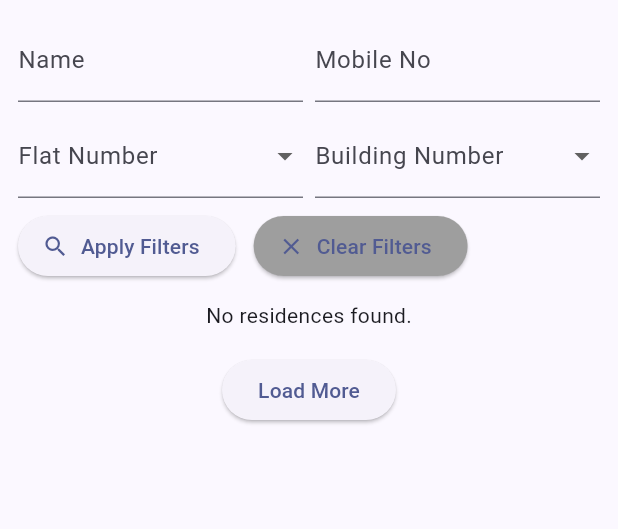
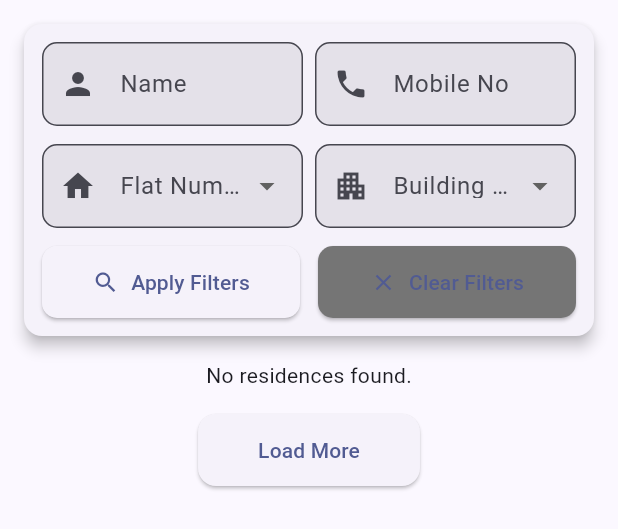
Before and after one commit to chagulu/ananta_flutter_app, a Flutter app: the ResidenceListPage widget shown alone on an empty page, opened directly, on a phone screen of 412 x 824 dp. Shown: the top 529 px of the screen. Run offline on Flutter 3.47's test engine with Material 3 defaults, Android fonts, the phone set to English and light mode, and no system bars; our stand-ins replace dio, flutter_secure_storage, qr_flutter; accounts and stored records are empty; network calls fail.

```diff
--- a/lib/screens/residence_list_page.dart
+++ b/lib/screens/residence_list_page.dart
@@ -1,7 +1,6 @@
 import 'dart:async';
 import 'package:flutter/material.dart';
 import 'package:dio/dio.dart';
-import '../config.dart';
 import 'home_shell.dart'; // api and baseUrl
 
 class ResidenceListPage extends StatefulWidget {
@@ -74,25 +73,22 @@ class _ResidenceListPageState extends State<ResidenceListPage> {
             const SnackBar(content: Text('Both Flat and Building must be selected together')),
           );
         }
-        if (mounted) setState(() => _loading = false); // ensure loading is cleared
+        if (mounted) setState(() => _loading = false);
         return;
       }
 
-      // Build query map without nulls/empties
       final qp = <String, dynamic>{
         'page': _page,
         'size': _size,
       };
-      final name = _nameController.text.trim();
-      final mobile = _mobileController.text.trim();
-      if (name.isNotEmpty) qp['name'] = name;
-      if (mobile.isNotEmpty) qp['mobileNo'] = mobile;
-      if (_selectedFlat != null && _selectedFlat!.isNotEmpty) {
-        qp['flatNumber'] = _selectedFlat!;
+      if (_nameController.text.trim().isNotEmpty) {
+        qp['name'] = _nameController.text.trim();
       }
-      if (_selectedBuilding != null && _selectedBuilding!.isNotEmpty) {
-        qp['buildingNumber'] = _selectedBuilding!;
+      if (_mobileController.text.trim().isNotEmpty) {
+        qp['mobileNo'] = _mobileController.text.trim();
       }
+      if (_selectedFlat != null) qp['flatNumber'] = _selectedFlat;
+      if (_selectedBuilding != null) qp['buildingNumber'] = _selectedBuilding;
 
       final res = await api.get('/api/residences', queryParameters: qp);
 
@@ -127,34 +123,59 @@ class _ResidenceListPageState extends State<ResidenceListPage> {
   }
 
   Widget _buildFilter() {
-    return Column(
+    return Card(
+      elevation: 4,
+      margin: const EdgeInsets.all(4),
+      shape: RoundedRectangleBorder(borderRadius: BorderRadius.circular(12)),
+      child: Padding(
+        padding: const EdgeInsets.all(12),
+        child: Column(
           children: [
             Row(
               children: [
                 Expanded(
                   child: TextField(
                     controller: _nameController,
-                decoration: const InputDecoration(labelText: 'Name'),
-                textInputAction: TextInputAction.next,
+                    decoration: InputDecoration(
+                      labelText: 'Name',
+                      prefixIcon: const Icon(Icons.person),
+                      filled: true,
+                      border: OutlineInputBorder(
+                        borderRadius: BorderRadius.circular(10),
+                      ),
+                    ),
                   ),
                 ),
                 const SizedBox(width: 8),
                 Expanded(
                   child: TextField(
                     controller: _mobileController,
-                decoration: const InputDecoration(labelText: 'Mobile No'),
+                    decoration: InputDecoration(
+                      labelText: 'Mobile No',
+                      prefixIcon: const Icon(Icons.phone),
+                      filled: true,
+                      border: OutlineInputBorder(
+                        borderRadius: BorderRadius.circular(10),
+                      ),
+                    ),
                     keyboardType: TextInputType.phone,
-                textInputAction: TextInputAction.done,
                   ),
                 ),
               ],
             ),
-        const SizedBox(height: 8),
+            const SizedBox(height: 12),
             Row(
               children: [
                 Expanded(
                   child: DropdownButtonFormField<String>(
-                decoration: const InputDecoration(labelText: 'Flat Number'),
+                    decoration: InputDecoration(
+                      labelText: 'Flat Number',
+                      prefixIcon: const Icon(Icons.home),
+                      filled: true,
+                      border: OutlineInputBorder(
+                        borderRadius: BorderRadius.circular(10),
+                      ),
+                    ),
                     value: _selectedFlat,
                     items: kFlatOptions
                         .map((e) => DropdownMenuItem(value: e, child: Text(e)))
@@ -165,7 +186,14 @@ class _ResidenceListPageState extends State<ResidenceListPage> {
                 const SizedBox(width: 8),
                 Expanded(
                   child: DropdownButtonFormField<String>(
-                decoration: const InputDecoration(labelText: 'Building Number'),
+                    decoration: InputDecoration(
+                      labelText: 'Building Number',
+                      prefixIcon: const Icon(Icons.apartment),
+                      filled: true,
+                      border: OutlineInputBorder(
+                        borderRadius: BorderRadius.circular(10),
+                      ),
+                    ),
                     value: _selectedBuilding,
                     items: kBuildingOptions
                         .map((e) => DropdownMenuItem(value: e, child: Text(e)))
@@ -175,24 +203,86 @@ class _ResidenceListPageState extends State<ResidenceListPage> {
                 ),
               ],
             ),
-        const SizedBox(height: 8),
+            const SizedBox(height: 12),
             Row(
               children: [
-            ElevatedButton.icon(
+                Expanded(
+                  child: ElevatedButton.icon(
                     onPressed: _loading ? null : () => _fetch(reset: true),
                     icon: const Icon(Icons.search),
                     label: const Text('Apply Filters'),
+                    style: ElevatedButton.styleFrom(
+                      padding: const EdgeInsets.symmetric(vertical: 14),
+                      shape: RoundedRectangleBorder(
+                        borderRadius: BorderRadius.circular(10),
+                      ),
+                    ),
+                  ),
                 ),
                 const SizedBox(width: 12),
-            ElevatedButton.icon(
+                Expanded(
+                  child: ElevatedButton.icon(
                     onPressed: _loading ? null : _clearFilters,
                     icon: const Icon(Icons.clear),
                     label: const Text('Clear Filters'),
-              style: ElevatedButton.styleFrom(backgroundColor: Colors.grey),
+                    style: ElevatedButton.styleFrom(
+                      backgroundColor: Colors.grey.shade600,
+                      padding: const EdgeInsets.symmetric(vertical: 14),
+                      shape: RoundedRectangleBorder(
+                        borderRadius: BorderRadius.circular(10),
+                      ),
+                    ),
+                  ),
                 ),
               ],
             ),
           ],
+        ),
+      ),
+    );
+  }
+
+  Widget _buildResidenceCard(Map<String, dynamic> res) {
+    return Card(
+      elevation: 3,
+      margin: const EdgeInsets.symmetric(vertical: 6, horizontal: 4),
+      shape: RoundedRectangleBorder(borderRadius: BorderRadius.circular(12)),
+      child: ListTile(
+        leading: CircleAvatar(
+          backgroundColor: Colors.blueAccent,
+          child: Text(
+            (res['name']?.toString().substring(0, 1) ?? '-').toUpperCase(),
+            style: const TextStyle(color: Colors.white),
+          ),
+        ),
+        title: Text(
+          res['name']?.toString() ?? '-',
+          style: const TextStyle(fontWeight: FontWeight.bold),
+        ),
+        subtitle: Column(
+          crossAxisAlignment: CrossAxisAlignment.start,
+          children: [
+            const SizedBox(height: 4),
+            Row(children: [
+              const Icon(Icons.phone, size: 16, color: Colors.grey),
+              const SizedBox(width: 4),
+              Text(res['mobileNo']?.toString() ?? '-'),
+            ]),
+            const SizedBox(height: 2),
+            Row(children: [
+              const Icon(Icons.location_on, size: 16, color: Colors.grey),
+              const SizedBox(width: 4),
+              Expanded(child: Text(res['address']?.toString() ?? '-')),
+            ]),
+            const SizedBox(height: 2),
+            Row(children: [
+              const Icon(Icons.home_work, size: 16, color: Colors.grey),
+              const SizedBox(width: 4),
+              Text("Flat: ${res['flatNumber'] ?? '-'}, Bldg: ${res['buildingNumber'] ?? '-'}"),
+            ]),
+          ],
+        ),
+      ),
     );
   }
 
@@ -205,32 +295,31 @@ class _ResidenceListPageState extends State<ResidenceListPage> {
         children: [
           _buildFilter(),
           const SizedBox(height: 12),
+          if (_loading && _residences.isEmpty)
+            const Center(child: CircularProgressIndicator()),
           if (_residences.isEmpty && !_loading)
             const Center(child: Text('No residences found.')),
-          ..._residences.map((res) {
-            return Card(
-              child: ListTile(
-                title: Text(res['name']?.toString() ?? '-'),
-                subtitle: Column(
-                  crossAxisAlignment: CrossAxisAlignment.start,
-                  children: [
-                    Text('Mobile: ${res['mobileNo']?.toString() ?? '-'}'),
-                    Text('Address: ${res['address']?.toString() ?? '-'}'),
-                    Text('Flat: ${res['flatNumber']?.toString() ?? '-'}, Bldg: ${res['buildingNumber']?.toString() ?? '-'}'),
-                  ],
-                ),
-              ),
-            );
-          }).toList(),
-          if (_more)
+          ..._residences.map(_buildResidenceCard).toList(),
+          if (_more && !_loading)
             Center(
               child: Padding(
                 padding: const EdgeInsets.symmetric(vertical: 16),
                 child: ElevatedButton(
                   onPressed: _loadMore,
+                  style: ElevatedButton.styleFrom(
+                    padding: const EdgeInsets.symmetric(horizontal: 40, vertical: 14),
+                    shape: RoundedRectangleBorder(
+                      borderRadius: BorderRadius.circular(12),
+                    ),
+                  ),
                   child: const Text('Load More'),
                 ),
               ),
+            ),
+          if (_loading && _residences.isNotEmpty)
+            const Padding(
+              padding: EdgeInsets.all(16),
+              child: Center(child: CircularProgressIndicator()),
             ),
         ],
       ),
```
Lines whose indentation alone changed are shown as unchanged.
